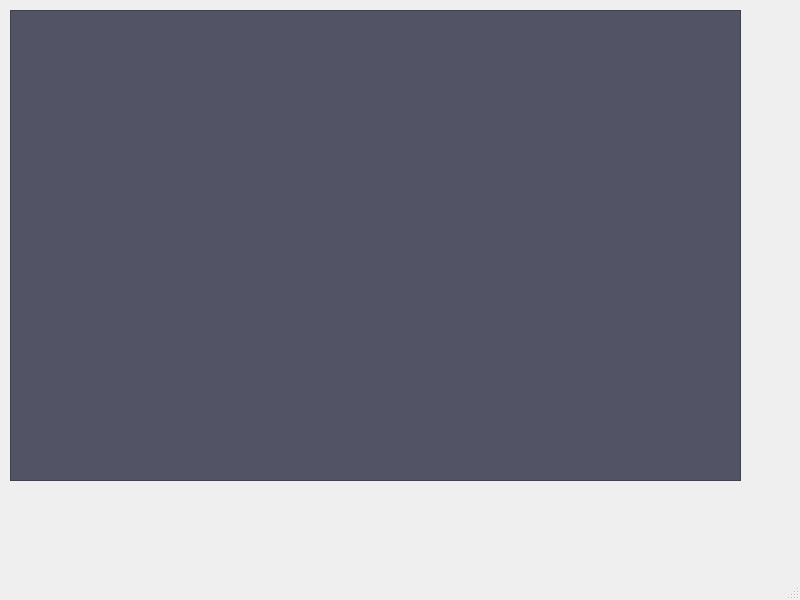
This is mainwindow.ui in mealsOrder/monitor-vehicle-client as Qt 5 draws it before an edit. The edited form follows.
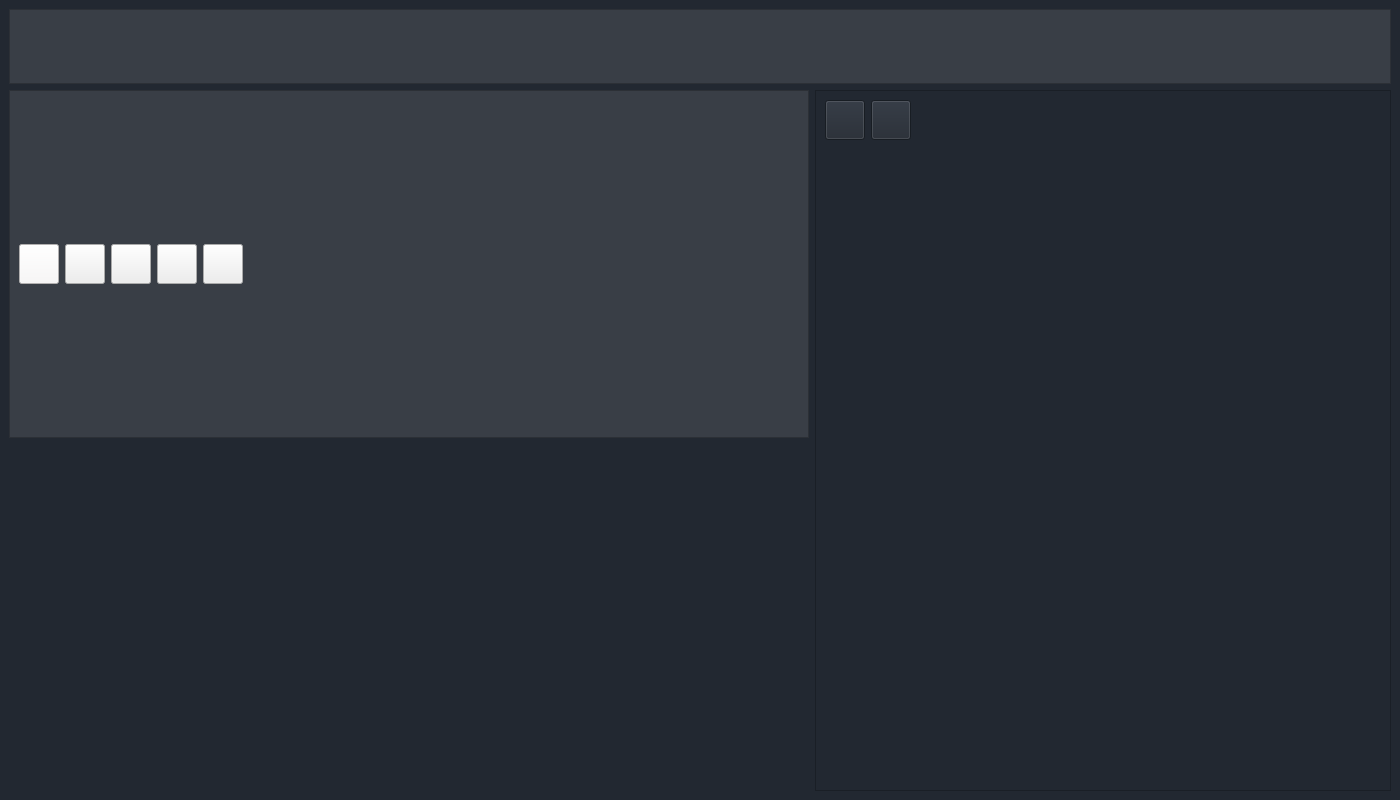
This is the edited form. Icons and pictures are not drawn.

Commit message:
[2024-11-14 ] feat : Button add
Layout and button modify

```diff
--- a/mainwindow.ui
+++ b/mainwindow.ui
@@ -6,45 +6,337 @@
    <rect>
     <x>0</x>
     <y>0</y>
-    <width>800</width>
-    <height>600</height>
+    <width>1400</width>
+    <height>800</height>
    </rect>
   </property>
   <property name="windowTitle">
    <string>MainWindow</string>
   </property>
   <widget class="QWidget" name="centralwidget">
-   <widget class="QFrame" name="frame">
-    <property name="geometry">
-     <rect>
-      <x>10</x>
-      <y>10</y>
-      <width>731</width>
-      <height>471</height>
-     </rect>
-    </property>
-    <property name="styleSheet">
-     <string notr="true">background-color: #535366;</string>
-    </property>
-    <property name="frameShape">
-     <enum>QFrame::StyledPanel</enum>
-    </property>
-    <property name="frameShadow">
-     <enum>QFrame::Raised</enum>
-    </property>
-   </widget>
-  </widget>
-  <widget class="QMenuBar" name="menubar">
-   <property name="geometry">
-    <rect>
-     <x>0</x>
-     <y>0</y>
-     <width>800</width>
-     <height>19</height>
-    </rect>
+   <property name="styleSheet">
+    <string notr="true">Background: rgb(34, 40, 49)</string>
    </property>
+   <layout class="QGridLayout" name="gridLayout">
+    <item row="0" column="0" colspan="2">
+     <widget class="QFrame" name="frame_3">
+      <property name="maximumSize">
+       <size>
+        <width>16777215</width>
+        <height>75</height>
+       </size>
+      </property>
+      <property name="styleSheet">
+       <string notr="true">Background: rgb(57, 62, 70)</string>
+      </property>
+      <property name="frameShape">
+       <enum>QFrame::StyledPanel</enum>
+      </property>
+      <property name="frameShadow">
+       <enum>QFrame::Raised</enum>
+      </property>
+      <layout class="QHBoxLayout" name="horizontalLayout_2">
+       <item>
+        <widget class="QLabel" name="label">
+         <property name="text">
+          <string/>
+         </property>
+         <property name="pixmap">
+          <pixmap resource="image.qrc">:/images/Adventure-Time-Logo.png</pixmap>
+         </property>
+        </widget>
+       </item>
+      </layout>
+     </widget>
+    </item>
+    <item row="2" column="0">
+     <widget class="QLabel" name="videoLabel">
+      <property name="enabled">
+       <bool>true</bool>
+      </property>
+      <property name="maximumSize">
+       <size>
+        <width>800</width>
+        <height>600</height>
+       </size>
+      </property>
+      <property name="text">
+       <string/>
+      </property>
+      <property name="pixmap">
+       <pixmap resource="image.qrc">:/images/huntress-wizards-past-v0-f13b3wtzw7qb1.jpg</pixmap>
+      </property>
+     </widget>
+    </item>
+    <item row="1" column="0">
+     <widget class="QFrame" name="frame">
+      <property name="maximumSize">
+       <size>
+        <width>800</width>
+        <height>16777215</height>
+       </size>
+      </property>
+      <property name="styleSheet">
+       <string notr="true">Background: rgb(57, 62, 70)</string>
+      </property>
+      <property name="frameShape">
+       <enum>QFrame::StyledPanel</enum>
+      </property>
+      <property name="frameShadow">
+       <enum>QFrame::Raised</enum>
+      </property>
+      <layout class="QVBoxLayout" name="verticalLayout_2">
+       <item>
+        <layout class="QHBoxLayout" name="horizontalLayout">
+         <item>
+          <widget class="QPushButton" name="pushButton_2">
+           <property name="minimumSize">
+            <size>
+             <width>40</width>
+             <height>40</height>
+            </size>
+           </property>
+           <property name="styleSheet">
+            <string notr="true">Background: rgb(249, 247, 247)</string>
+           </property>
+           <property name="text">
+            <string/>
+           </property>
+           <property name="icon">
+            <iconset resource="image.qrc">
+             <normaloff>:/images/free-icon-font-chart-histogram-5528038.png</normaloff>:/images/free-icon-font-chart-histogram-5528038.png</iconset>
+           </property>
+           <property name="iconSize">
+            <size>
+             <width>32</width>
+             <height>32</height>
+            </size>
+           </property>
+          </widget>
+         </item>
+         <item>
+          <widget class="QPushButton" name="pushButton">
+           <property name="minimumSize">
+            <size>
+             <width>40</width>
+             <height>40</height>
+            </size>
+           </property>
+           <property name="styleSheet">
+            <string notr="true">Background: rgb(238, 238, 238)</string>
+           </property>
+           <property name="text">
+            <string/>
+           </property>
+           <property name="icon">
+            <iconset resource="image.qrc">
+             <normaloff>:/images/free-icon-font-running-6627966.png</normaloff>:/images/free-icon-font-running-6627966.png</iconset>
+           </property>
+           <property name="iconSize">
+            <size>
+             <width>32</width>
+             <height>32</height>
+            </size>
+           </property>
+          </widget>
+         </item>
+         <item>
+          <widget class="QPushButton" name="pushButton_3">
+           <property name="minimumSize">
+            <size>
+             <width>40</width>
+             <height>40</height>
+            </size>
+           </property>
+           <property name="styleSheet">
+            <string notr="true">Background: rgb(238, 238, 238)</string>
+           </property>
+           <property name="text">
+            <string/>
+           </property>
+           <property name="icon">
+            <iconset>
+             <normaloff>images/free-icon-font-browser-3914415.png</normaloff>images/free-icon-font-browser-3914415.png</iconset>
+           </property>
+           <property name="iconSize">
+            <size>
+             <width>32</width>
+             <height>32</height>
+            </size>
+           </property>
+          </widget>
+         </item>
+         <item>
+          <widget class="QPushButton" name="pushButton_4">
+           <property name="minimumSize">
+            <size>
+             <width>40</width>
+             <height>40</height>
+            </size>
+           </property>
+           <property name="styleSheet">
+            <string notr="true">Background: rgb(238, 238, 238)</string>
+           </property>
+           <property name="text">
+            <string/>
+           </property>
+           <property name="icon">
+            <iconset>
+             <normaloff>images/free-icon-font-eye-3917112.png</normaloff>images/free-icon-font-eye-3917112.png</iconset>
+           </property>
+           <property name="iconSize">
+            <size>
+             <width>32</width>
+             <height>32</height>
+            </size>
+           </property>
+          </widget>
+         </item>
+         <item>
+          <widget class="QPushButton" name="pushButton_5">
+           <property name="minimumSize">
+            <size>
+             <width>40</width>
+             <height>40</height>
+            </size>
+           </property>
+           <property name="styleSheet">
+            <string notr="true">Background: rgb(238, 238, 238)</string>
+           </property>
+           <property name="text">
+            <string/>
+           </property>
+           <property name="icon">
+            <iconset>
+             <normaloff>images/free-icon-font-portrait-3917494.png</normaloff>images/free-icon-font-portrait-3917494.png</iconset>
+           </property>
+           <property name="iconSize">
+            <size>
+             <width>32</width>
+             <height>32</height>
+            </size>
+           </property>
+          </widget>
+         </item>
+         <item>
+          <spacer name="horizontalSpacer">
+           <property name="orientation">
+            <enum>Qt::Horizontal</enum>
+           </property>
+           <property name="sizeType">
+            <enum>QSizePolicy::Preferred</enum>
+           </property>
+           <property name="sizeHint" stdset="0">
+            <size>
+             <width>1000</width>
+             <height>20</height>
+            </size>
+           </property>
+          </spacer>
+         </item>
+        </layout>
+       </item>
+      </layout>
+     </widget>
+    </item>
+    <item row="1" column="1" rowspan="2">
+     <widget class="QFrame" name="frame_2">
+      <property name="frameShape">
+       <enum>QFrame::StyledPanel</enum>
+      </property>
+      <property name="frameShadow">
+       <enum>QFrame::Raised</enum>
+      </property>
+      <layout class="QVBoxLayout" name="verticalLayout">
+       <item>
+        <layout class="QHBoxLayout" name="horizontalLayout_3">
+         <property name="bottomMargin">
+          <number>0</number>
+         </property>
+         <item>
+          <widget class="QPushButton" name="pushButton_7">
+           <property name="minimumSize">
+            <size>
+             <width>40</width>
+             <height>40</height>
+            </size>
+           </property>
+           <property name="maximumSize">
+            <size>
+             <width>40</width>
+             <height>40</height>
+            </size>
+           </property>
+           <property name="text">
+            <string/>
+           </property>
+           <property name="icon">
+            <iconset resource="image.qrc">
+             <normaloff>:/images/free-icon-font-play-3917607.png</normaloff>:/images/free-icon-font-play-3917607.png</iconset>
+           </property>
+           <property name="iconSize">
+            <size>
+             <width>32</width>
+             <height>32</height>
+            </size>
+           </property>
+          </widget>
+         </item>
+         <item>
+          <widget class="QPushButton" name="pushButton_6">
+           <property name="minimumSize">
+            <size>
+             <width>40</width>
+             <height>40</height>
+            </size>
+           </property>
+           <property name="maximumSize">
+            <size>
+             <width>40</width>
+             <height>40</height>
+            </size>
+           </property>
+           <property name="text">
+            <string/>
+           </property>
+           <property name="icon">
+            <iconset resource="image.qrc">
+             <normaloff>:/images/free-icon-font-stop-3917629.png</normaloff>:/images/free-icon-font-stop-3917629.png</iconset>
+           </property>
+           <property name="iconSize">
+            <size>
+             <width>32</width>
+             <height>32</height>
+            </size>
+           </property>
+          </widget>
+         </item>
+         <item>
+          <spacer name="horizontalSpacer_2">
+           <property name="orientation">
+            <enum>Qt::Horizontal</enum>
+           </property>
+           <property name="sizeHint" stdset="0">
+            <size>
+             <width>40</width>
+             <height>20</height>
+            </size>
+           </property>
+          </spacer>
+         </item>
+        </layout>
+       </item>
+       <item>
+        <widget class="QStackedWidget" name="stackedWidget">
+         <widget class="QWidget" name="page"/>
+         <widget class="QWidget" name="page_2"/>
+        </widget>
+       </item>
+      </layout>
+     </widget>
+    </item>
+   </layout>
   </widget>
-  <widget class="QStatusBar" name="statusbar"/>
  </widget>
  <resources/>
  <connections/>
```
Left out of the diff: 4 changed lines with no effect on the pictures. The commit also changes 17 other files.
